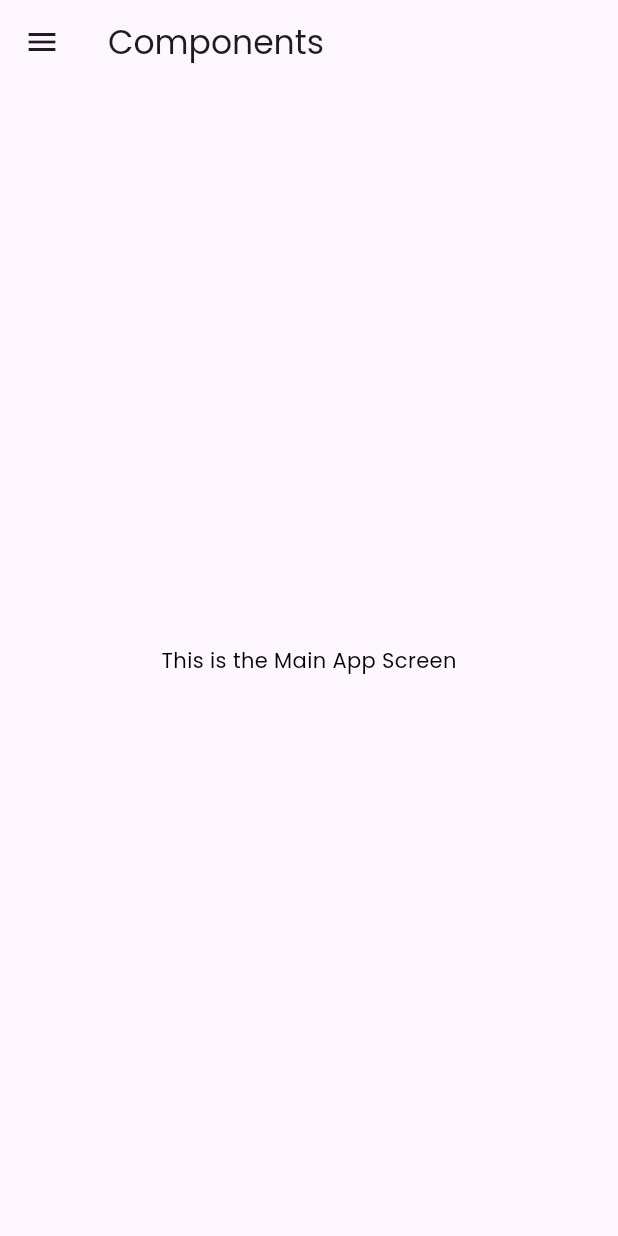
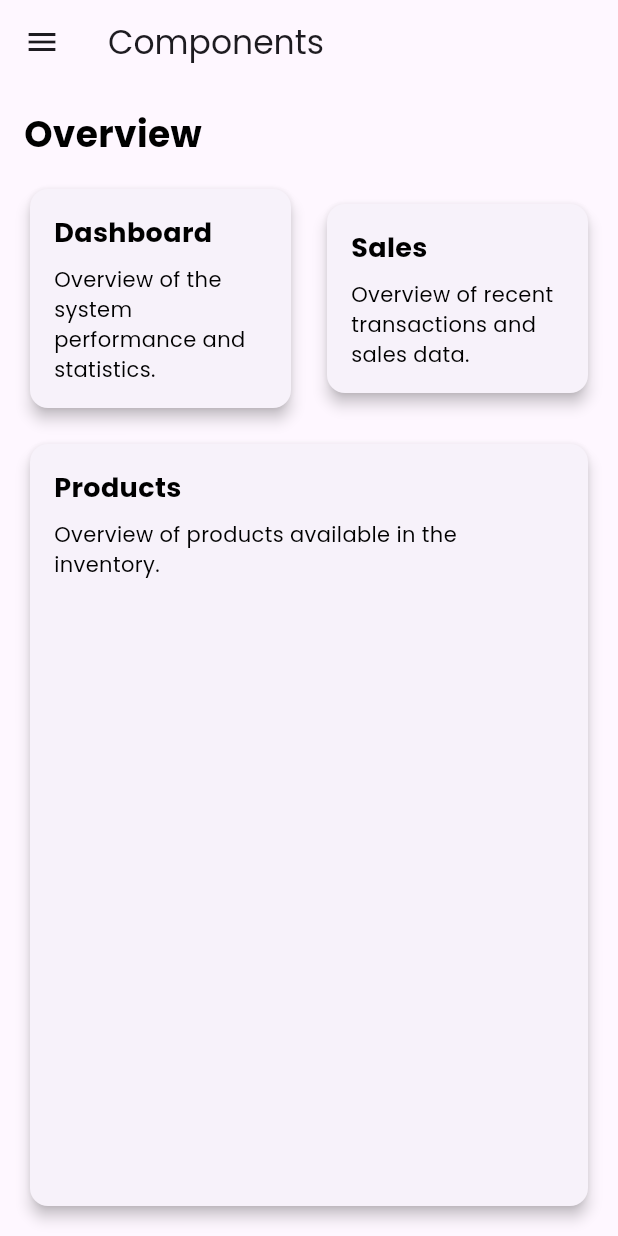
Before and after one commit to joyreyesdimaculangan/pos_project, a Flutter app: the MyWidget screen opened by its route, on a phone screen of 412 x 824 dp. Run offline on Flutter 3.47's test engine with Material 3 defaults, Android fonts, the light colour scheme and no system bars; our stand-ins replace google_fonts, shared_preferences; accounts and stored records are empty.

Commit message:
additional feature

```diff
--- a/lib/main.dart
+++ b/lib/main.dart
@@ -46,6 +46,7 @@ class MyApp extends StatelessWidget {
         salesRoute: (context) => SalesScreen(),
         productsRoute: (context) => ProductsScreen(),
         accountRoute: (context) => AccountScreen(),
+
       },
       onGenerateRoute: (settings) {
         // Handle logout route
--- a/lib/screens/home.dart
+++ b/lib/screens/home.dart
@@ -2,7 +2,6 @@ import 'package:flutter/material.dart';
 import 'package:google_fonts/google_fonts.dart';
 
 import '../main.dart';
-
 
 class MyWidget extends StatelessWidget {
   const MyWidget({Key? key}) : super(key: key);
@@ -11,10 +10,101 @@ class MyWidget extends StatelessWidget {
   Widget build(BuildContext context) {
     return Scaffold(
       appBar: AppBar(
-        title: Text('Components', style: GoogleFonts.poppins()),  // Apply Poppins font
+        title: Text('Components', style: GoogleFonts.poppins()),
       ),
-      body: Center(
-        child: Text('This is the Main App Screen', style: GoogleFonts.poppins()),  // Apply Poppins font
+      body: Padding(
+        padding: const EdgeInsets.all(16.0),
+        child: Column(
+          crossAxisAlignment: CrossAxisAlignment.start,
+          children: [
+            Text(
+              'Overview',
+              style: GoogleFonts.poppins(
+                textStyle: TextStyle(fontSize: 24, fontWeight: FontWeight.bold),
+              ),
+            ),
+            SizedBox(height: 16),
+            Row(
+              children: [
+                Expanded(
+                  child: Card(
+                    elevation: 4,
+                    child: Padding(
+                      padding: const EdgeInsets.all(16.0),
+                      child: Column(
+                        crossAxisAlignment: CrossAxisAlignment.start,
+                        children: [
+                          Text(
+                            'Dashboard',
+                            style: GoogleFonts.poppins(
+                              textStyle: TextStyle(fontSize: 18, fontWeight: FontWeight.bold),
+                            ),
+                          ),
+                          SizedBox(height: 8),
+                          Text(
+                            'Overview of the system performance and statistics.',
+                            style: GoogleFonts.poppins(),
+                          ),
+                        ],
+                      ),
+                    ),
+                  ),
+                ),
+                SizedBox(width: 16),
+                Expanded(
+                  child: Card(
+                    elevation: 4,
+                    child: Padding(
+                      padding: const EdgeInsets.all(16.0),
+                      child: Column(
+                        crossAxisAlignment: CrossAxisAlignment.start,
+                        children: [
+                          Text(
+                            'Sales',
+                            style: GoogleFonts.poppins(
+                              textStyle: TextStyle(fontSize: 18, fontWeight: FontWeight.bold),
+                            ),
+                          ),
+                          SizedBox(height: 8),
+                          Text(
+                            'Overview of recent transactions and sales data.',
+                            style: GoogleFonts.poppins(),
+                          ),
+                        ],
+                      ),
+                    ),
+                  ),
+                ),
+              ],
+            ),
+            SizedBox(height: 16),
+            Expanded(
+              child: Card(
+                elevation: 4,
+                child: Padding(
+                  padding: const EdgeInsets.all(16.0),
+                  child: Column(
+                    crossAxisAlignment: CrossAxisAlignment.start,
+                    children: [
+                      Text(
+                        'Products',
+                        style: GoogleFonts.poppins(
+                          textStyle: TextStyle(fontSize: 18, fontWeight: FontWeight.bold),
+                        ),
+                      ),
+                      SizedBox(height: 8),
+                      Text(
+                        'Overview of products available in the inventory.',
+                        style: GoogleFonts.poppins(),
+                      ),
+                      // Add more detailed product overview here
+                    ],
+                  ),
+                ),
+              ),
+            ),
+          ],
+        ),
       ),
       drawer: Drawer(
         child: ListView(
@@ -40,21 +130,21 @@ class MyWidget extends StatelessWidget {
               ),
             ),
             ListTile(
-              title: Text('Dashboard', style: GoogleFonts.poppins()),  // Apply Poppins font
+              title: Text('Dashboard', style: GoogleFonts.poppins()),
               leading: const Icon(Icons.dashboard),
               onTap: () {
                 Navigator.pushNamed(context, MyApp.dashboardRoute);
               },
             ),
             ListTile(
-              title: Text('Sales', style: GoogleFonts.poppins()),  // Apply Poppins font
+              title: Text('Sales', style: GoogleFonts.poppins()),
               leading: const Icon(Icons.attach_money),
               onTap: () {
                 Navigator.pushNamed(context, MyApp.salesRoute);
               },
             ),
             ListTile(
-              title: Text('Products', style: GoogleFonts.poppins()),  // Apply Poppins font
+              title: Text('Products', style: GoogleFonts.poppins()),
               leading: const Icon(Icons.shopping_bag),
               onTap: () {
                 Navigator.pushNamed(context, MyApp.productsRoute);
@@ -62,14 +152,14 @@ class MyWidget extends StatelessWidget {
             ),
             const Divider(),
             ListTile(
-              title: Text('Account', style: GoogleFonts.poppins()),  // Apply Poppins font
+              title: Text('Account', style: GoogleFonts.poppins()),
               leading: const Icon(Icons.people),
               onTap: () {
                 Navigator.pushNamed(context, MyApp.accountRoute);
               },
             ),
             ListTile(
-              title: Text('Logout', style: GoogleFonts.poppins()),  // Apply Poppins font
+              title: Text('Logout', style: GoogleFonts.poppins()),
               leading: const Icon(Icons.logout),
               onTap: () {
                 Navigator.pushReplacementNamed(context, MyApp.loginRoute);
```
